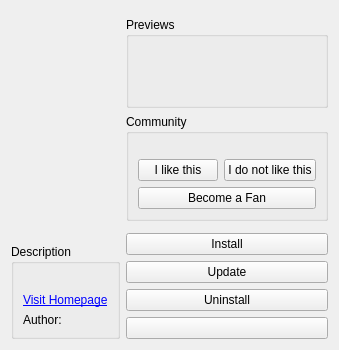
Before: the Qt Designer form knewstuff/knewstuff3/ui/entrydetailsdialog.ui in KDE/kdelibs, drawn with Qt 5.
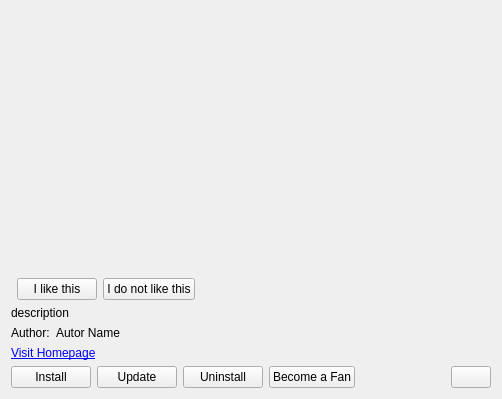
After: the same form once the commit is applied. Custom widgets are drawn as their Qt base class.

Commit message: rework image handling  - engine loads images and images are actually kept with entries (finally not starting kjobs for images that have been loaded already any more)  - prepare for handling multiple previews  - rework layout of details dialog  - completely break progress bar handling (but now it all happens in the engine class, so there is a chance to fix it properly)

Diff of the .ui file:
```diff
--- a/knewstuff/knewstuff3/ui/entrydetailsdialog.ui
+++ b/knewstuff/knewstuff3/ui/entrydetailsdialog.ui
@@ -6,22 +6,81 @@
    <rect>
     <x>0</x>
     <y>0</y>
-    <width>328</width>
-    <height>350</height>
+    <width>502</width>
+    <height>399</height>
    </rect>
   </property>
-  <layout class="QVBoxLayout" name="verticalLayout_5">
+  <layout class="QVBoxLayout" name="verticalLayout_2">
    <item>
     <widget class="KTitleWidget" name="m_titleWidget"/>
    </item>
    <item>
-    <layout class="QHBoxLayout" name="horizontalLayout_2">
+    <layout class="QHBoxLayout" name="horizontalLayout_3">
      <item>
-      <layout class="QVBoxLayout" name="verticalLayout_4">
+      <layout class="QVBoxLayout" name="verticalLayout">
+       <item>
+        <widget class="QLabel" name="previewSmall1">
+         <property name="minimumSize">
+          <size>
+           <width>96</width>
+           <height>72</height>
+          </size>
+         </property>
+         <property name="frameShape">
+          <enum>QFrame::NoFrame</enum>
+         </property>
+         <property name="text">
+          <string/>
+         </property>
+         <property name="alignment">
+          <set>Qt::AlignCenter</set>
+         </property>
+        </widget>
+       </item>
+       <item>
+        <widget class="QLabel" name="previewSmall2">
+         <property name="minimumSize">
+          <size>
+           <width>96</width>
+           <height>72</height>
+          </size>
+         </property>
+         <property name="frameShape">
+          <enum>QFrame::NoFrame</enum>
+         </property>
+         <property name="text">
+          <string/>
+         </property>
+         <property name="alignment">
+          <set>Qt::AlignCenter</set>
+         </property>
+        </widget>
+       </item>
+       <item>
+        <widget class="QLabel" name="previewSmall3">
+         <property name="minimumSize">
+          <size>
+           <width>96</width>
+           <height>72</height>
+          </size>
+         </property>
+         <property name="frameShape">
+          <enum>QFrame::NoFrame</enum>
+         </property>
+         <property name="text">
+          <string/>
+         </property>
+         <property name="alignment">
+          <set>Qt::AlignCenter</set>
+         </property>
+        </widget>
+       </item>
+      </layout>
+     </item>
        <item>
         <widget class="QLabel" name="previewBig">
          <property name="sizePolicy">
-          <sizepolicy hsizetype="Preferred" vsizetype="Expanding">
+        <sizepolicy hsizetype="Expanding" vsizetype="Expanding">
            <horstretch>0</horstretch>
            <verstretch>0</verstretch>
           </sizepolicy>
@@ -36,7 +95,7 @@
           <enum>QFrame::NoFrame</enum>
          </property>
          <property name="frameShadow">
-          <enum>QFrame::Sunken</enum>
+        <enum>QFrame::Plain</enum>
          </property>
          <property name="text">
           <string/>
@@ -49,141 +108,10 @@
          </property>
         </widget>
        </item>
-       <item>
-        <widget class="QGroupBox" name="groupBox_3">
-         <property name="sizePolicy">
-          <sizepolicy hsizetype="Preferred" vsizetype="Preferred">
-           <horstretch>0</horstretch>
-           <verstretch>0</verstretch>
-          </sizepolicy>
-         </property>
-         <property name="title">
-          <string>Description</string>
-         </property>
-         <layout class="QGridLayout" name="gridLayout_2">
-          <item row="2" column="0" colspan="2">
-           <widget class="QLabel" name="descriptionLabel">
-            <property name="text">
-             <string/>
-            </property>
-            <property name="wordWrap">
-             <bool>true</bool>
-            </property>
-           </widget>
-          </item>
-          <item row="4" column="0">
-           <widget class="QLabel" name="label">
-            <property name="sizePolicy">
-             <sizepolicy hsizetype="Minimum" vsizetype="Minimum">
-              <horstretch>0</horstretch>
-              <verstretch>0</verstretch>
-             </sizepolicy>
-            </property>
-            <property name="text">
-             <string>Author:</string>
-            </property>
-           </widget>
-          </item>
-          <item row="3" column="0" colspan="2">
-           <widget class="QLabel" name="homepageLabel">
-            <property name="text">
-             <string>&lt;a href=&quot;http://opendesktop.org&quot;&gt;Visit Homepage&lt;/a&gt;</string>
-            </property>
-            <property name="openExternalLinks">
-             <bool>true</bool>
-            </property>
-           </widget>
-          </item>
-          <item row="4" column="1">
-           <widget class="QLabel" name="authorLabel">
-            <property name="sizePolicy">
-             <sizepolicy hsizetype="Expanding" vsizetype="Minimum">
-              <horstretch>0</horstretch>
-              <verstretch>0</verstretch>
-             </sizepolicy>
-            </property>
-            <property name="text">
-             <string/>
-            </property>
-            <property name="openExternalLinks">
-             <bool>true</bool>
-            </property>
-           </widget>
-          </item>
-         </layout>
-        </widget>
-       </item>
-      </layout>
-     </item>
+    </layout>
+   </item>
      <item>
-      <layout class="QVBoxLayout" name="verticalLayout_3">
-       <item>
-        <layout class="QVBoxLayout" name="verticalLayout">
-         <item>
-          <widget class="QGroupBox" name="previewSmallGroup">
-           <property name="title">
-            <string>Previews</string>
-           </property>
-           <layout class="QHBoxLayout" name="horizontalLayout">
-            <item>
-             <widget class="QLabel" name="previewSmall1">
-              <property name="minimumSize">
-               <size>
-                <width>50</width>
-                <height>50</height>
-               </size>
-              </property>
-              <property name="frameShape">
-               <enum>QFrame::NoFrame</enum>
-              </property>
-              <property name="text">
-               <string/>
-              </property>
-             </widget>
-            </item>
-            <item>
-             <widget class="QLabel" name="previewSmall2">
-              <property name="minimumSize">
-               <size>
-                <width>50</width>
-                <height>50</height>
-               </size>
-              </property>
-              <property name="frameShape">
-               <enum>QFrame::NoFrame</enum>
-              </property>
-              <property name="text">
-               <string/>
-              </property>
-             </widget>
-            </item>
-            <item>
-             <widget class="QLabel" name="previewSmall3">
-              <property name="minimumSize">
-               <size>
-                <width>50</width>
-                <height>50</height>
-               </size>
-              </property>
-              <property name="frameShape">
-               <enum>QFrame::NoFrame</enum>
-              </property>
-              <property name="text">
-               <string/>
-              </property>
-             </widget>
-            </item>
-           </layout>
-          </widget>
-         </item>
-         <item>
-          <layout class="QGridLayout" name="gridLayout">
-           <item row="0" column="0">
-            <widget class="QGroupBox" name="groupBox_2">
-             <property name="title">
-              <string>Community</string>
-             </property>
-             <layout class="QVBoxLayout" name="verticalLayout_2">
+    <layout class="QHBoxLayout" name="horizontalLayout_6">
               <item>
                <widget class="KNS3::RatingWidget" name="ratingWidget" native="true">
                 <property name="minimumSize">
@@ -198,8 +126,6 @@
                </widget>
               </item>
               <item>
-               <layout class="QHBoxLayout" name="horizontalLayout_3">
-                <item>
                  <widget class="QPushButton" name="voteGoodButton">
                   <property name="text">
                    <string>I like this</string>
@@ -213,35 +139,86 @@
                   </property>
                  </widget>
                 </item>
-               </layout>
-              </item>
               <item>
-               <widget class="QPushButton" name="becomeFanButton">
-                <property name="text">
-                 <string>Become a Fan</string>
-                </property>
-               </widget>
-              </item>
-             </layout>
-            </widget>
-           </item>
-           <item row="2" column="0">
-            <spacer name="verticalSpacer">
+      <spacer name="horizontalSpacer_3">
              <property name="orientation">
-              <enum>Qt::Vertical</enum>
+        <enum>Qt::Horizontal</enum>
              </property>
              <property name="sizeHint" stdset="0">
               <size>
-               <width>20</width>
-               <height>40</height>
+         <width>40</width>
+         <height>20</height>
               </size>
              </property>
             </spacer>
            </item>
           </layout>
          </item>
-        </layout>
-       </item>
+   <item>
+    <layout class="QHBoxLayout" name="horizontalLayout_5">
+     <item>
+      <widget class="QLabel" name="descriptionLabel">
+       <property name="sizePolicy">
+        <sizepolicy hsizetype="Expanding" vsizetype="Preferred">
+         <horstretch>0</horstretch>
+         <verstretch>0</verstretch>
+        </sizepolicy>
+       </property>
+       <property name="text">
+        <string>description</string>
+       </property>
+       <property name="wordWrap">
+        <bool>true</bool>
+       </property>
+      </widget>
+     </item>
+    </layout>
+   </item>
+   <item>
+    <layout class="QHBoxLayout" name="horizontalLayout">
+     <item>
+      <widget class="QLabel" name="label">
+       <property name="sizePolicy">
+        <sizepolicy hsizetype="Minimum" vsizetype="Minimum">
+         <horstretch>0</horstretch>
+         <verstretch>0</verstretch>
+        </sizepolicy>
+       </property>
+       <property name="text">
+        <string>Author:</string>
+       </property>
+      </widget>
+     </item>
+     <item>
+      <widget class="QLabel" name="authorLabel">
+       <property name="sizePolicy">
+        <sizepolicy hsizetype="Expanding" vsizetype="Minimum">
+         <horstretch>0</horstretch>
+         <verstretch>0</verstretch>
+        </sizepolicy>
+       </property>
+       <property name="text">
+        <string>Autor Name</string>
+       </property>
+       <property name="openExternalLinks">
+        <bool>true</bool>
+       </property>
+      </widget>
+     </item>
+    </layout>
+   </item>
+   <item>
+    <widget class="QLabel" name="homepageLabel">
+     <property name="text">
+      <string>&lt;a href=&quot;http://opendesktop.org&quot;&gt;Visit Homepage&lt;/a&gt;</string>
+     </property>
+     <property name="openExternalLinks">
+      <bool>true</bool>
+     </property>
+    </widget>
+   </item>
+   <item>
+    <layout class="QHBoxLayout" name="horizontalLayout_2">
        <item>
         <widget class="QPushButton" name="installButton">
          <property name="enabled">
@@ -272,10 +249,28 @@
          </property>
         </widget>
        </item>
+     <item>
+      <widget class="QPushButton" name="becomeFanButton">
+       <property name="text">
+        <string>Become a Fan</string>
+       </property>
+      </widget>
+     </item>
+     <item>
+      <spacer name="horizontalSpacer">
+       <property name="orientation">
+        <enum>Qt::Horizontal</enum>
+       </property>
+       <property name="sizeHint" stdset="0">
+        <size>
+         <width>40</width>
+         <height>20</height>
+        </size>
+       </property>
+      </spacer>
+     </item>
        <item>
         <widget class="KPushButton" name="closeButton"/>
-       </item>
-      </layout>
      </item>
     </layout>
    </item>
```
Lines whose indentation alone changed are shown as unchanged. The commit also changes 13 other files.
